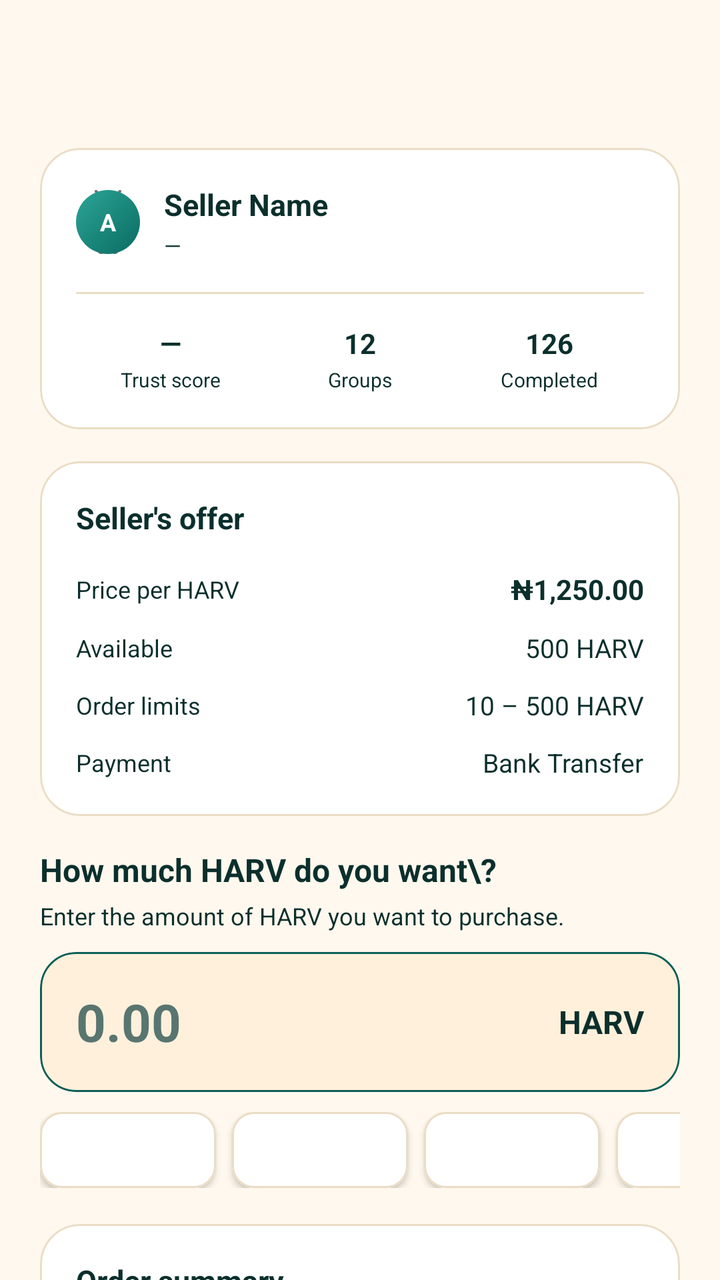
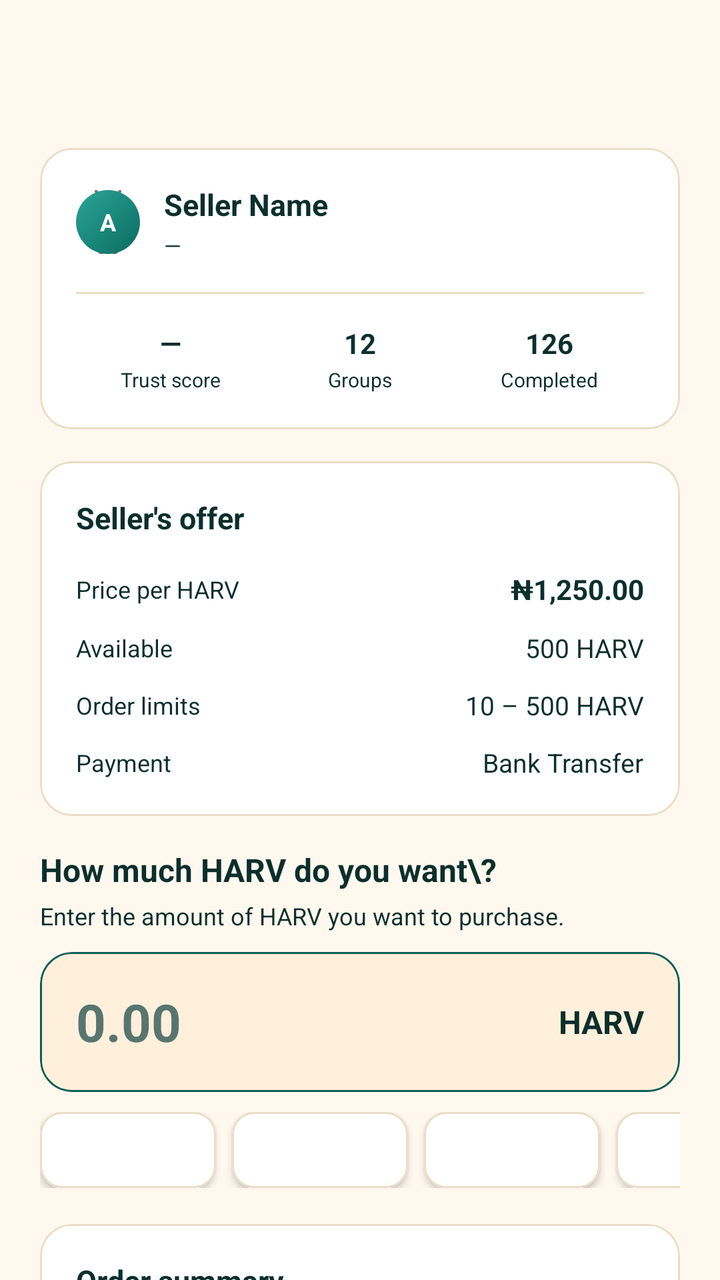

An Android layout rendered at two revisions. The XML below is the earlier revision; the diff shows what the commit changed to produce the second picture.
<!-- AndroidManifest.xml: application theme AppTheme -->
<!-- res/layout/p2p_buy_order.xml -->
<androidx.coordinatorlayout.widget.CoordinatorLayout
	xmlns:android="http://schemas.android.com/apk/res/android"
	xmlns:app="http://schemas.android.com/apk/res-auto"
	xmlns:tools="http://schemas.android.com/tools"
	android:id="@+id/_coordinator"
	android:layout_width="match_parent"
	android:layout_height="match_parent">
	<com.google.android.material.appbar.AppBarLayout
		android:id="@+id/_app_bar"
		android:layout_width="match_parent"
		android:layout_height="wrap_content"
		android:theme="@style/AppTheme.AppBarOverlay"
		app:elevation="0dp"
		android:stateListAnimator="@null">
		<androidx.appcompat.widget.Toolbar
			android:id="@+id/_toolbar"
			android:layout_width="match_parent"
			android:layout_height="?attr/actionBarSize"
			android:background="?attr/appBarColor"
			app:popupTheme="@style/AppTheme.PopupOverlay" />
	</com.google.android.material.appbar.AppBarLayout>
	<androidx.core.widget.NestedScrollView
		android:layout_width="match_parent"
		android:layout_height="match_parent"
		android:background="@color/colorP2pBg"
		android:fillViewport="true"
		android:clipToPadding="false"
		app:layout_behavior="@string/appbar_scrolling_view_behavior">
		<LinearLayout
			android:id="@+id/buy_order_container"
			android:layout_width="match_parent"
			android:layout_height="wrap_content"
			android:paddingTop="18dp"
			android:paddingBottom="32dp"
			android:orientation="vertical"
			android:paddingStart="20dp"
			android:paddingEnd="20dp">
			<com.google.android.material.card.MaterialCardView
				android:id="@+id/seller_card"
				android:layout_width="match_parent"
				android:layout_height="wrap_content"
				android:layout_marginBottom="16dp"
				android:backgroundTint="@color/colorP2pSurface"
				app:cardCornerRadius="20dp"
				app:cardElevation="0dp"
				app:strokeColor="@color/colorP2pBorder"
				app:strokeWidth="1dp">
				<LinearLayout
					android:id="@+id/linear51"
					android:layout_width="match_parent"
					android:layout_height="wrap_content"
					android:padding="18dp"
					android:orientation="vertical">
					<LinearLayout
						android:id="@+id/seller_header"
						android:layout_width="match_parent"
						android:layout_height="wrap_content"
						android:gravity="center_vertical"
						android:orientation="horizontal">
						<FrameLayout
							android:id="@+id/seller_avatar_container"
							android:layout_width="32dp"
							android:layout_height="32dp">
							<ImageView
								android:id="@+id/seller_avatar"
								android:layout_width="32dp"
								android:layout_height="32dp"
								android:background="@drawable/default_image"
								android:src="@drawable/default_image"
								android:scaleType="centerInside" />
							<TextView
								android:id="@+id/seller_initial"
								android:layout_width="32dp"
								android:layout_height="32dp"
								android:gravity="center"
								android:text="A"
								android:textSize="12sp"
								android:textStyle="bold"
	android:background="@drawable/bg_avatar"
	android:textColor="#FFFFFFFF"/>
						</FrameLayout>
						<LinearLayout
							android:id="@+id/seller_identity"
							android:layout_width="0dp"
							android:layout_height="wrap_content"
							android:orientation="vertical"
							android:layout_weight="1"
							android:layout_marginStart="12dp">
							<LinearLayout
								android:id="@+id/linear52"
								android:layout_width="match_parent"
								android:layout_height="wrap_content"
								android:gravity="center_vertical"
								android:orientation="horizontal">
								<TextView
									android:id="@+id/seller_name"
									android:layout_width="wrap_content"
									android:layout_height="wrap_content"
									android:text="Seller Name"
									android:textSize="15sp"
									android:textStyle="bold"
									android:ellipsize="end"
									android:maxLines="1" />
								<ImageView
									android:id="@+id/seller_verified"
									android:layout_width="16dp"
									android:layout_height="16dp"
									android:src="@drawable/ic_check_circle"
									android:scaleType="centerInside"
									android:layout_marginStart="5dp"
									android:visibility="gone" />
							</LinearLayout>
							<TextView
								android:id="@+id/seller_level"
								android:layout_width="wrap_content"
								android:layout_height="wrap_content"
								android:layout_marginTop="3dp"
								android:text="—"
								android:textSize="11sp" />
						</LinearLayout>
					</LinearLayout>
					<View
						android:id="@+id/view53"
						android:layout_width="match_parent"
						android:layout_height="1dp"
						android:layout_marginTop="16dp"
						android:layout_marginBottom="15dp"
						android:background="@color/colorP2pBorder" />
					<LinearLayout
						android:id="@+id/seller_stats"
						android:layout_width="match_parent"
						android:layout_height="wrap_content"
						android:orientation="horizontal">
						<LinearLayout
							android:id="@+id/linear54"
							android:layout_width="0dp"
							android:layout_height="wrap_content"
							android:gravity="center_horizontal|center_vertical"
							android:orientation="vertical"
							android:layout_weight="1">
							<TextView
								android:id="@+id/seller_trust_score"
								android:layout_width="wrap_content"
								android:layout_height="wrap_content"
								android:text="—"
								android:textSize="14sp"
								android:textStyle="bold" />
							<TextView
								android:id="@+id/textview26"
								android:layout_width="wrap_content"
								android:layout_height="wrap_content"
								android:layout_marginTop="2dp"
								android:text="Trust score"
								android:textSize="10sp" />
						</LinearLayout>
						<LinearLayout
							android:id="@+id/linear55"
							android:layout_width="0dp"
							android:layout_height="wrap_content"
							android:gravity="center_horizontal|center_vertical"
							android:orientation="vertical"
							android:layout_weight="1">
							<TextView
								android:id="@+id/seller_groups"
								android:layout_width="wrap_content"
								android:layout_height="wrap_content"
								android:text="12"
								android:textSize="14sp"
								android:textStyle="bold" />
							<TextView
								android:id="@+id/textview27"
								android:layout_width="wrap_content"
								android:layout_height="wrap_content"
								android:layout_marginTop="2dp"
								android:text="Groups"
								android:textSize="10sp" />
						</LinearLayout>
						<LinearLayout
							android:id="@+id/linear56"
							android:layout_width="0dp"
							android:layout_height="wrap_content"
							android:gravity="center_horizontal|center_vertical"
							android:orientation="vertical"
							android:layout_weight="1">
							<TextView
								android:id="@+id/seller_completed_orders"
								android:layout_width="wrap_content"
								android:layout_height="wrap_content"
								android:text="126"
								android:textSize="14sp"
								android:textStyle="bold" />
							<TextView
								android:id="@+id/textview28"
								android:layout_width="wrap_content"
								android:layout_height="wrap_content"
								android:layout_marginTop="2dp"
								android:text="Completed"
								android:textSize="10sp" />
						</LinearLayout>
					</LinearLayout>
				</LinearLayout>
			</com.google.android.material.card.MaterialCardView>
			<com.google.android.material.card.MaterialCardView
				android:id="@+id/offer_card"
				android:layout_width="match_parent"
				android:layout_height="wrap_content"
				android:layout_marginBottom="16dp"
				android:backgroundTint="@color/colorP2pSurface"
				app:cardCornerRadius="20dp"
				app:cardElevation="0dp"
				app:strokeColor="@color/colorP2pBorder"
				app:strokeWidth="1dp">
				<LinearLayout
					android:id="@+id/linear57"
					android:layout_width="match_parent"
					android:layout_height="wrap_content"
					android:padding="18dp"
					android:orientation="vertical">
					<TextView
						android:id="@+id/offer_title"
						android:layout_width="wrap_content"
						android:layout_height="wrap_content"
						android:text="Seller's offer"
						android:textSize="15sp"
						android:textStyle="bold" />
					<LinearLayout
						android:id="@+id/offer_price_row"
						android:layout_width="match_parent"
						android:layout_height="wrap_content"
						android:layout_marginTop="16dp"
						android:gravity="center_vertical"
						android:orientation="horizontal">
						<TextView
							android:id="@+id/textview29"
							android:layout_width="0dp"
							android:layout_height="wrap_content"
							android:text="Price per HARV"
							android:textSize="12sp"
							android:layout_weight="1" />
						<TextView
							android:id="@+id/offer_price"
							android:layout_width="wrap_content"
							android:layout_height="wrap_content"
							android:text="₦1,250.00"
							android:textSize="14sp"
							android:textStyle="bold" />
					</LinearLayout>
					<LinearLayout
						android:id="@+id/offer_available_row"
						android:layout_width="match_parent"
						android:layout_height="wrap_content"
						android:layout_marginTop="11dp"
						android:gravity="center_vertical"
						android:orientation="horizontal">
						<TextView
							android:id="@+id/textview30"
							android:layout_width="0dp"
							android:layout_height="wrap_content"
							android:text="Available"
							android:textSize="12sp"
							android:layout_weight="1" />
						<TextView
							android:id="@+id/offer_available"
							android:layout_width="wrap_content"
							android:layout_height="wrap_content"
							android:text="500 HARV"
							android:textSize="13sp" />
					</LinearLayout>
					<LinearLayout
						android:id="@+id/offer_limits_row"
						android:layout_width="match_parent"
						android:layout_height="wrap_content"
						android:layout_marginTop="11dp"
						android:gravity="center_vertical"
						android:orientation="horizontal">
						<TextView
							android:id="@+id/textview31"
							android:layout_width="0dp"
							android:layout_height="wrap_content"
							android:text="Order limits"
							android:textSize="12sp"
							android:layout_weight="1" />
						<TextView
							android:id="@+id/offer_limits"
							android:layout_width="wrap_content"
							android:layout_height="wrap_content"
							android:text="10 – 500 HARV"
							android:textSize="13sp" />
					</LinearLayout>
					<LinearLayout
						android:id="@+id/offer_payment_row"
						android:layout_width="match_parent"
						android:layout_height="wrap_content"
						android:layout_marginTop="11dp"
						android:gravity="center_vertical"
						android:orientation="horizontal">
						<TextView
							android:id="@+id/textview32"
							android:layout_width="0dp"
							android:layout_height="wrap_content"
							android:text="Payment"
							android:textSize="12sp"
							android:layout_weight="1" />
						<TextView
							android:id="@+id/offer_payment_methods"
							android:layout_width="wrap_content"
							android:layout_height="wrap_content"
							android:text="Bank Transfer"
							android:textSize="13sp" />
					</LinearLayout>
				</LinearLayout>
			</com.google.android.material.card.MaterialCardView>
			<TextView
				android:id="@+id/amount_section_title"
				android:layout_width="wrap_content"
				android:layout_height="wrap_content"
				android:text="How much HARV do you want\\\?"
				android:textSize="16sp"
				android:textStyle="bold" />
			<TextView
				android:id="@+id/amount_section_hint"
				android:layout_width="match_parent"
				android:layout_height="wrap_content"
				android:layout_marginTop="4dp"
				android:layout_marginBottom="10dp"
				android:text="Enter the amount of HARV you want to purchase."
				android:textSize="12sp" />
			<com.google.android.material.card.MaterialCardView
				android:id="@+id/amount_input_card"
				android:layout_width="match_parent"
				android:layout_height="wrap_content"
				android:backgroundTint="@color/colorP2pSurfaceAlt"
				app:cardCornerRadius="18dp"
				app:cardElevation="0dp"
				app:strokeColor="@color/colorP2pAccent"
				app:strokeWidth="1dp">
				<LinearLayout
					android:id="@+id/linear58"
					android:layout_width="match_parent"
					android:layout_height="70dp"
					android:gravity="center_vertical"
					android:orientation="horizontal"
					android:paddingStart="18dp"
					android:paddingEnd="18dp">
					<EditText
						android:id="@+id/amount_input"
						android:layout_width="0dp"
						android:layout_height="match_parent"
						android:background="@android:color/transparent"
						android:textSize="26sp"
						android:textStyle="bold"
						android:hint="0.00"
						android:inputType="numberDecimal"
						android:layout_weight="1"
						android:maxLines="1" />
					<TextView
						android:id="@+id/amount_currency"
						android:layout_width="wrap_content"
						android:layout_height="wrap_content"
						android:text="HARV"
						android:textSize="16sp"
						android:textStyle="bold" />
				</LinearLayout>
			</com.google.android.material.card.MaterialCardView>
			<HorizontalScrollView
				android:id="@+id/quick_amount_scroll"
				android:layout_width="match_parent"
				android:layout_height="wrap_content"
				android:layout_marginTop="10dp"
				android:scrollbars="none">
				<LinearLayout
					android:id="@+id/quick_amounts"
					android:layout_width="wrap_content"
					android:layout_height="wrap_content"
					android:orientation="horizontal">
					<com.google.android.material.button.MaterialButton
						android:id="@+id/quick_25"
						android:layout_width="wrap_content"
						android:layout_height="38dp"
						android:text="25 HARV"
						android:textSize="11sp"
						android:layout_marginEnd="8dp"
						android:textAllCaps="false"
						android:backgroundTint="@color/colorP2pSurface"
						app:cornerRadius="11dp"
						app:strokeColor="@color/colorP2pBorder"
						app:strokeWidth="1dp" />
					<com.google.android.material.button.MaterialButton
						android:id="@+id/quick_50"
						android:layout_width="wrap_content"
						android:layout_height="38dp"
						android:text="50 HARV"
						android:textSize="11sp"
						android:layout_marginEnd="8dp"
						android:textAllCaps="false"
						android:backgroundTint="@color/colorP2pSurface"
						app:cornerRadius="11dp"
						app:strokeColor="@color/colorP2pBorder"
						app:strokeWidth="1dp" />
					<com.google.android.material.button.MaterialButton
						android:id="@+id/quick_100"
						android:layout_width="wrap_content"
						android:layout_height="38dp"
						android:text="100 HARV"
						android:textSize="11sp"
						android:layout_marginEnd="8dp"
						android:textAllCaps="false"
						android:backgroundTint="@color/colorP2pSurface"
						app:cornerRadius="11dp"
						app:strokeColor="@color/colorP2pBorder"
						app:strokeWidth="1dp" />
					<com.google.android.material.button.MaterialButton
						android:id="@+id/quick_max"
						android:layout_width="wrap_content"
						android:layout_height="38dp"
						android:text="Max"
						android:textSize="11sp"
						android:textAllCaps="false"
						android:backgroundTint="@color/colorP2pSurface"
						app:cornerRadius="11dp"
						app:strokeColor="@color/colorP2pBorder"
						app:strokeWidth="1dp" />
				</LinearLayout>
			</HorizontalScrollView>
			<com.google.android.material.card.MaterialCardView
				android:id="@+id/order_calculation_card"
				android:layout_width="match_parent"
				android:layout_height="wrap_content"
				android:layout_marginTop="18dp"
				android:layout_marginBottom="16dp"
				android:backgroundTint="@color/colorP2pSurface"
				app:cardCornerRadius="20dp"
				app:cardElevation="0dp"
				app:strokeColor="@color/colorP2pBorder"
				app:strokeWidth="1dp">
				<LinearLayout
					android:id="@+id/order_calculation"
					android:layout_width="match_parent"
					android:layout_height="wrap_content"
					android:padding="18dp"
					android:orientation="vertical">
					<TextView
						android:id="@+id/calculation_title"
						android:layout_width="wrap_content"
						android:layout_height="wrap_content"
						android:text="Order summary"
						android:textSize="15sp"
						android:textStyle="bold" />
					<LinearLayout
						android:id="@+id/calculation_quantity_row"
						android:layout_width="match_parent"
						android:layout_height="wrap_content"
						android:layout_marginTop="16dp"
						android:gravity="center_vertical"
						android:orientation="horizontal">
						<TextView
							android:id="@+id/textview33"
							android:layout_width="0dp"
							android:layout_height="wrap_content"
							android:text="HARV amount"
							android:textSize="12sp"
							android:layout_weight="1" />
						<TextView
							android:id="@+id/calculation_harv"
							android:layout_width="wrap_content"
							android:layout_height="wrap_content"
							android:text="0.00 HARV"
							android:textSize="13sp"
							android:textStyle="bold" />
					</LinearLayout>
					<LinearLayout
						android:id="@+id/calculation_price_row"
						android:layout_width="match_parent"
						android:layout_height="wrap_content"
						android:layout_marginTop="11dp"
						android:gravity="center_vertical"
						android:orientation="horizontal">
						<TextView
							android:id="@+id/textview34"
							android:layout_width="0dp"
							android:layout_height="wrap_content"
							android:text="Price"
							android:textSize="12sp"
							android:layout_weight="1" />
						<TextView
							android:id="@+id/calculation_price"
							android:layout_width="wrap_content"
							android:layout_height="wrap_content"
							android:text="₦0.00 / HARV"
							android:textSize="13sp" />
					</LinearLayout>
					<View
						android:id="@+id/view59"
						android:layout_width="match_parent"
						android:layout_height="1dp"
						android:layout_marginTop="15dp"
						android:layout_marginBottom="15dp"
						android:background="@color/colorP2pBorder" />
					<LinearLayout
						android:id="@+id/calculation_subtotal_row"
						android:layout_width="match_parent"
						android:layout_height="wrap_content"
						android:gravity="center_vertical"
						android:orientation="horizontal">
						<TextView
							android:id="@+id/textview35"
							android:layout_width="0dp"
							android:layout_height="wrap_content"
							android:text="You will pay"
							android:textSize="12sp"
							android:layout_weight="1" />
						<TextView
							android:id="@+id/calculation_fiat"
							android:layout_width="wrap_content"
							android:layout_height="wrap_content"
							android:text="₦0.00"
							android:textSize="15sp"
							android:textStyle="bold" />
					</LinearLayout>
					<LinearLayout
						android:id="@+id/calculation_maker_fee_row"
						android:layout_width="match_parent"
						android:layout_height="wrap_content"
						android:layout_marginTop="11dp"
						android:gravity="center_vertical"
						android:orientation="horizontal"
						android:visibility="gone">
						<TextView
							android:id="@+id/textview36"
							android:layout_width="0dp"
							android:layout_height="wrap_content"
							android:text="Maker fee"
							android:textSize="12sp"
							android:layout_weight="1" />
						<TextView
							android:id="@+id/calculation_maker_fee"
							android:layout_width="wrap_content"
							android:layout_height="wrap_content"
							android:text="0.00 HARV"
							android:textSize="12sp" />
					</LinearLayout>
					<LinearLayout
						android:id="@+id/calculation_network_fee_row"
						android:layout_width="match_parent"
						android:layout_height="wrap_content"
						android:layout_marginTop="11dp"
						android:gravity="center_vertical"
						android:orientation="horizontal"
						android:visibility="gone">
						<TextView
							android:id="@+id/textview37"
							android:layout_width="0dp"
							android:layout_height="wrap_content"
							android:text="Network fee"
							android:textSize="12sp"
							android:layout_weight="1" />
						<TextView
							android:id="@+id/calculation_network_fee"
							android:layout_width="wrap_content"
							android:layout_height="wrap_content"
							android:text="0.00 HARV"
							android:textSize="12sp" />
					</LinearLayout>
					<LinearLayout
						android:id="@+id/calculation_receive_row"
						android:layout_width="match_parent"
						android:layout_height="wrap_content"
						android:layout_marginTop="14dp"
						android:gravity="center_vertical"
						android:orientation="horizontal">
						<TextView
							android:id="@+id/textview38"
							android:layout_width="0dp"
							android:layout_height="wrap_content"
							android:text="You receive"
							android:textSize="13sp"
							android:textStyle="bold"
							android:layout_weight="1" />
						<TextView
							android:id="@+id/calculation_receive"
							android:layout_width="wrap_content"
							android:layout_height="wrap_content"
							android:text="0.00 HARV"
							android:textSize="16sp"
							android:textStyle="bold" />
					</LinearLayout>
				</LinearLayout>
			</com.google.android.material.card.MaterialCardView>
			<TextView
				android:id="@+id/validation_message"
				android:layout_width="match_parent"
				android:layout_height="wrap_content"
				android:layout_marginBottom="12dp"
				android:textSize="12sp"
				android:visibility="gone" />
			<com.google.android.material.button.MaterialButton
				android:id="@+id/create_order_button"
				android:layout_width="match_parent"
				android:layout_height="54dp"
				android:text="Buy HARV"
				android:textSize="15sp"
				android:textStyle="bold"
				android:textAllCaps="false"
				android:backgroundTint="@color/colorP2pAccent"
				app:cornerRadius="15dp" />
			<com.google.android.material.card.MaterialCardView
				android:id="@+id/escrow_card"
				android:layout_width="match_parent"
				android:layout_height="wrap_content"
				android:layout_marginTop="14dp"
				android:backgroundTint="@color/colorP2pSurface"
				app:cardCornerRadius="16dp"
				app:cardElevation="0dp"
				app:strokeColor="@color/colorP2pBorder"
				app:strokeWidth="1dp">
				<LinearLayout
					android:id="@+id/linear60"
					android:layout_width="match_parent"
					android:layout_height="wrap_content"
					android:padding="14dp"
					android:gravity="center_vertical"
					android:orientation="horizontal">
					<ImageView
						android:id="@+id/escrow_icon"
						android:layout_width="22dp"
						android:layout_height="22dp"
						android:src="@drawable/ic_info"
						android:scaleType="center"
						android:layout_marginEnd="10dp" />
					<LinearLayout
						android:id="@+id/linear61"
						android:layout_width="0dp"
						android:layout_height="wrap_content"
						android:orientation="vertical"
						android:layout_weight="1">
						<TextView
							android:id="@+id/escrow_title"
							android:layout_width="wrap_content"
							android:layout_height="wrap_content"
							android:text="Protected by escrow"
							android:textSize="12sp"
							android:textStyle="bold" />
						<TextView
							android:id="@+id/escrow_description"
							android:layout_width="match_parent"
							android:layout_height="wrap_content"
							android:layout_marginTop="4dp"
							android:text="The seller's HARV is secured through the escrow process. Release occurs only after the required conditions are satisfied and the blockchain transaction is verified."
							android:textSize="11sp" />
					</LinearLayout>
				</LinearLayout>
			</com.google.android.material.card.MaterialCardView>
			<TextView
				android:id="@+id/security_note"
				android:layout_width="match_parent"
				android:layout_height="wrap_content"
				android:layout_marginTop="14dp"
				android:gravity="center_horizontal|center_vertical"
				android:text="Final price, limits, availability and fees are verified when the order is created."
				android:textSize="10sp" />
		</LinearLayout>
	</androidx.core.widget.NestedScrollView>
</androidx.coordinatorlayout.widget.CoordinatorLayout>
<!-- resources referenced by this layout -->
<resources>
  <color name="colorP2pAccent">#0B5F57</color>
  <color name="colorP2pBg">#FFF8EE</color>
  <color name="colorP2pBorder">#EBDCC5</color>
  <color name="colorP2pSurface">#FFFFFF</color>
  <color name="colorP2pSurfaceAlt">#FFF0DB</color>
  <!-- drawable bg_avatar (drawable) -->
  <?xml version="1.0" encoding="utf-8"?>
  <shape xmlns:android="http://schemas.android.com/apk/res/android" android:shape="oval">
      <gradient
          android:angle="315"
          android:startColor="#FF2BA597"
          android:endColor="#FF0B6B61" />
  </shape>
  <style name="AppTheme.AppBarOverlay" parent="ThemeOverlay.MaterialComponents.Light">
          
          <item name="android:textColorPrimary">?attr/onAppBarColor</item>
          <item name="android:textColorSecondary">?attr/onAppBarColor</item>
          <item name="colorControlNormal">?attr/onAppBarColor</item>
          <item name="colorOnSurface">?attr/onAppBarColor</item>
      </style>
  <style name="AppTheme.PopupOverlay" parent="ThemeOverlay.MaterialComponents.Light">
          <item name="popupMenuStyle">@style/HarvanaPopupMenu</item>
          <item name="actionOverflowMenuStyle">@style/HarvanaPopupMenu</item>
      </style>
  <style name="HarvanaPopupMenu" parent="Widget.MaterialComponents.PopupMenu">
          <item name="android:popupBackground">@drawable/bg_popup_menu</item>
          <item name="android:popupElevation">10dp</item>
      </style>
  <style name="HarvanaSpinner" parent="Widget.AppCompat.Spinner">
          <item name="android:popupBackground">@color/colorSurface</item>
          <item name="android:dropDownSelector">@color/colorAccentRipple</item>
      </style>
  <style name="HarvanaTextView" parent="android:Widget.TextView">
          <item name="android:textColor">@color/colorTextPrimary</item>
      </style>
  <color name="colorBackground">#FFF8EE</color>
  <color name="colorTextPrimary">#0B2F2C</color>
  <color name="colorAccent">#0B5F57</color>
  <color name="colorTextOnAccent">#FFFFFF</color>
  <color name="colorAccentDark">#084A44</color>
  <color name="colorError">#C8443F</color>
  <color name="colorTextPrimaryWhite">#FFFFFF</color>
  <color name="colorControlNormal">#587570</color>
  <color name="colorAccentRipple">#1A0B5F57</color>
  <color name="colorAccentStroke">#330B5F57</color>
  <color name="colorAccentStrong">#053D3A</color>
  <color name="colorSurface">#FFFFFF</color>
  <color name="colorTextSecondary">#3F5F5A</color>
  <color name="colorTextTertiary">#587570</color>
  <!-- drawable bg_popup_menu (drawable) -->
  <?xml version="1.0" encoding="utf-8"?>
  <shape xmlns:android="http://schemas.android.com/apk/res/android" android:shape="rectangle">
      <solid android:color="@color/colorPopupSurface" />
      <stroke android:width="1dp" android:color="@color/colorCardStroke" />
      <corners android:radius="14dp" />
  </shape>
  <style name="HarvanaDialogButton" parent="Widget.MaterialComponents.Button.TextButton.Dialog">
          <item name="android:textColor">@color/colorAccent</item>
          <item name="android:minHeight">48dp</item>
      </style>
  <style name="HarvanaBottomSheetStyle" parent="Widget.MaterialComponents.BottomSheet.Modal">
          <item name="backgroundTint">?attr/colorSurface</item>
          <item name="shapeAppearanceOverlay">@style/HarvanaBottomSheetShape</item>
      </style>
  <color name="colorPopupSurface">#F6E9D2</color>
  <color name="colorCardStroke">#EBDCC5</color>
  <style name="HarvanaBottomSheetShape" parent="">
          <item name="cornerFamily">rounded</item>
          <item name="cornerSizeTopLeft">20dp</item>
          <item name="cornerSizeTopRight">20dp</item>
          <item name="cornerSizeBottomLeft">0dp</item>
          <item name="cornerSizeBottomRight">0dp</item>
      </style>
  <!-- unchanged entries left out for length: 9 -->
</resources>

<!-- the commit's change to res/layout/p2p_buy_order.xml (unified diff, before → after) -->
@@ -41,7 +41,7 @@
 				android:layout_height="wrap_content"
 				android:layout_marginBottom="16dp"
 				android:backgroundTint="@color/colorP2pSurface"
-				app:cardCornerRadius="20dp"
+				app:cardCornerRadius="16dp"
 				app:cardElevation="0dp"
 				app:strokeColor="@color/colorP2pBorder"
 				app:strokeWidth="1dp">
@@ -206,7 +206,7 @@
 				android:layout_height="wrap_content"
 				android:layout_marginBottom="16dp"
 				android:backgroundTint="@color/colorP2pSurface"
-				app:cardCornerRadius="20dp"
+				app:cardCornerRadius="16dp"
 				app:cardElevation="0dp"
 				app:strokeColor="@color/colorP2pBorder"
 				app:strokeWidth="1dp">
@@ -330,7 +330,7 @@
 				android:layout_width="match_parent"
 				android:layout_height="wrap_content"
 				android:backgroundTint="@color/colorP2pSurfaceAlt"
-				app:cardCornerRadius="18dp"
+				app:cardCornerRadius="16dp"
 				app:cardElevation="0dp"
 				app:strokeColor="@color/colorP2pAccent"
 				app:strokeWidth="1dp">
@@ -429,7 +429,7 @@
 				android:layout_marginTop="18dp"
 				android:layout_marginBottom="16dp"
 				android:backgroundTint="@color/colorP2pSurface"
-				app:cardCornerRadius="20dp"
+				app:cardCornerRadius="16dp"
 				app:cardElevation="0dp"
 				app:strokeColor="@color/colorP2pBorder"
 				app:strokeWidth="1dp">
<!-- resource entries referenced after the edit -->
@@ -1,10 +1,10 @@
 <!-- resources referenced by this layout -->
 <resources>
-  <color name="colorP2pAccent">#0B5F57</color>
-  <color name="colorP2pBg">#FFF8EE</color>
-  <color name="colorP2pBorder">#EBDCC5</color>
-  <color name="colorP2pSurface">#FFFFFF</color>
-  <color name="colorP2pSurfaceAlt">#FFF0DB</color>
+  <color name="colorP2pAccent">@color/colorAccent</color>
+  <color name="colorP2pBg">@color/colorBackground</color>
+  <color name="colorP2pBorder">@color/colorCardStroke</color>
+  <color name="colorP2pSurface">@color/colorSurface</color>
+  <color name="colorP2pSurfaceAlt">@color/colorSurfaceAlt</color>
   <!-- drawable bg_avatar (drawable) -->
   <?xml version="1.0" encoding="utf-8"?>
   <shape xmlns:android="http://schemas.android.com/apk/res/android" android:shape="oval">
@@ -47,6 +47,7 @@
   <color name="colorAccentStroke">#330B5F57</color>
   <color name="colorAccentStrong">#053D3A</color>
   <color name="colorSurface">#FFFFFF</color>
+  <color name="colorSurfaceAlt">#FFF0DB</color>
   <color name="colorTextSecondary">#3F5F5A</color>
   <color name="colorTextTertiary">#587570</color>
   <!-- drawable bg_popup_menu (drawable) -->
@@ -64,7 +65,7 @@
           <item name="backgroundTint">?attr/colorSurface</item>
           <item name="shapeAppearanceOverlay">@style/HarvanaBottomSheetShape</item>
       </style>
-  <color name="colorPopupSurface">#F6E9D2</color>
+  <color name="colorPopupSurface">@color/colorSurface</color>
   <color name="colorCardStroke">#EBDCC5</color>
   <style name="HarvanaBottomSheetShape" parent="">
           <item name="cornerFamily">rounded</item>
